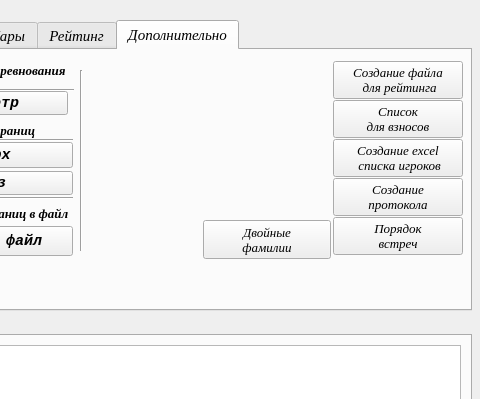
Kaspar0810/Competitions_TT_v5, file UI/main_window.ui: the form before one commit; both pictures show x 629 to 1109 and y 0 to 399 of the 1109 by 738 pixel window.
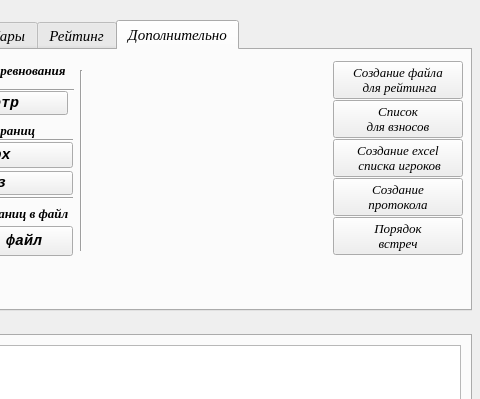
The form after the commit. The open tabs and pages were chosen to show the change. Icons and pictures are not drawn.

Commit message: меню двойные фамилии

The edit to the form file:
```diff
--- a/UI/main_window.ui
+++ b/UI/main_window.ui
@@ -4515,39 +4515,6 @@
        </item>
       </layout>
      </widget>
-     <widget class="QPushButton" name="Button_double_name">
-      <property name="geometry">
-       <rect>
-        <x>570</x>
-        <y>170</y>
-        <width>128</width>
-        <height>39</height>
-       </rect>
-      </property>
-      <property name="font">
-       <font>
-        <family>Times New Roman</family>
-        <pointsize>10</pointsize>
-        <italic>true</italic>
-       </font>
-      </property>
-      <property name="text">
-       <string>Двойные
-фамилии</string>
-      </property>
-      <property name="shortcut">
-       <string/>
-      </property>
-      <property name="autoRepeat">
-       <bool>false</bool>
-      </property>
-      <property name="default">
-       <bool>false</bool>
-      </property>
-      <property name="flat">
-       <bool>false</bool>
-      </property>
-     </widget>
     </widget>
    </widget>
    <widget class="QToolBox" name="toolBox">
```
Left out of the diff: 26 changed lines with no effect on the pictures. The commit also changes 1 other file.
